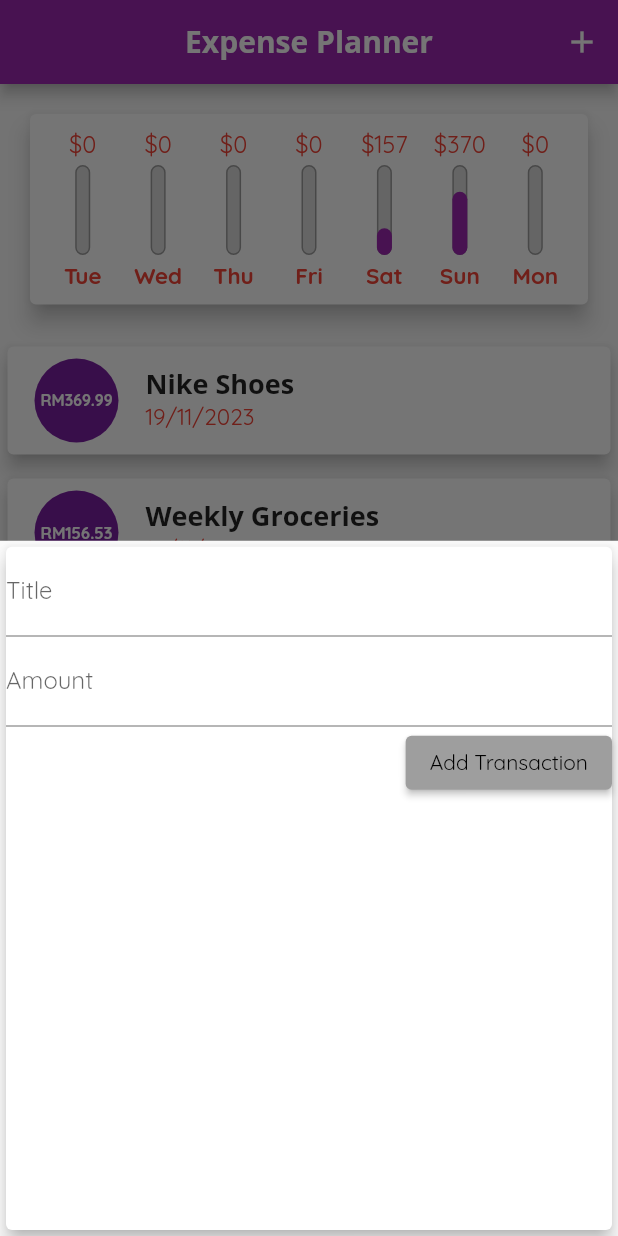
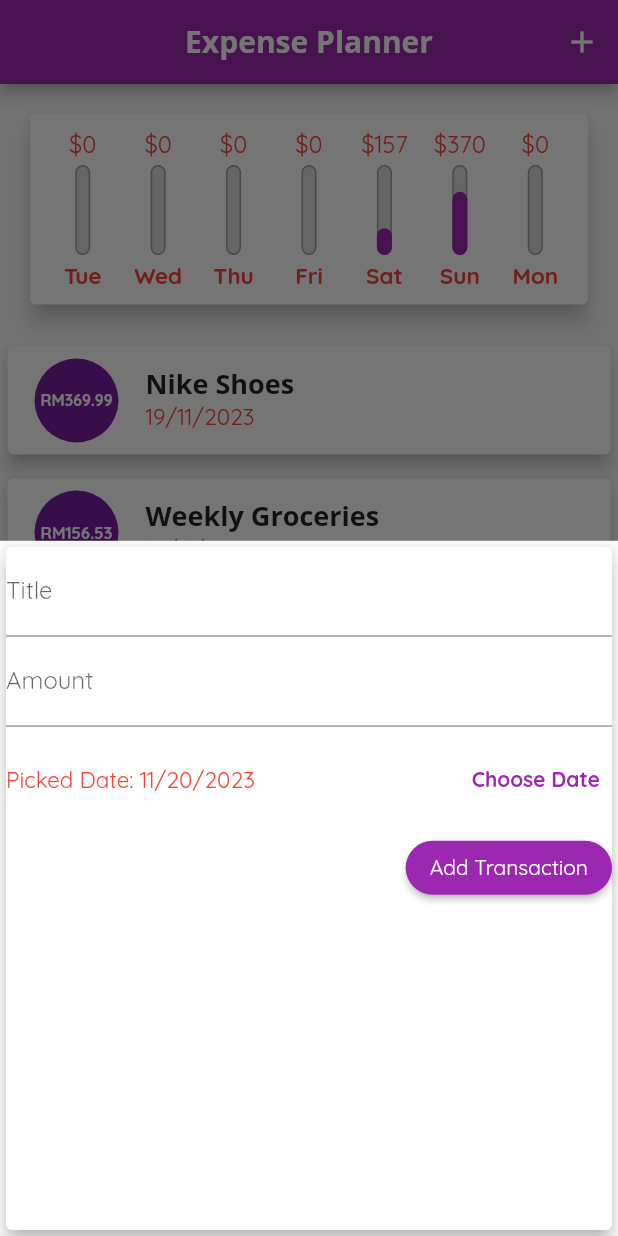
Before and after one commit to apikmeister/expense-app, a Flutter app: the screen it shows after launch, after a tap on the "add" icon, on a phone screen of 412 x 824 dp. Run offline on Flutter 3.47's test engine with Material 2 defaults, Android fonts, the phone set to English and light mode, and no system bars.

Commit message:
Add elevated button theme and date picker

```diff
--- a/lib/main.dart
+++ b/lib/main.dart
@@ -32,6 +32,15 @@ class MyApp extends StatelessWidget {
             fontWeight: FontWeight.normal,
             fontSize: 15,
             color: Colors.red,
+          ),
+        ),
+        elevatedButtonTheme: ElevatedButtonThemeData(
+          style: ElevatedButton.styleFrom(
+            backgroundColor: Colors.purple,
+            foregroundColor: Colors.white,
+            shape: RoundedRectangleBorder(
+              borderRadius: BorderRadius.circular(20),
+            ),
           ),
         ),
         appBarTheme: const AppBarTheme(
--- a/lib/widgets/new_transaction.dart
+++ b/lib/widgets/new_transaction.dart
@@ -1,4 +1,5 @@
 import 'package:flutter/material.dart';
+import 'package:intl/intl.dart';
 
 class NewTransaction extends StatefulWidget {
   late final Function addTrx;
@@ -14,6 +15,7 @@ class _NewTransactionState extends State<NewTransaction> {
   final titleController = TextEditingController();
 
   final amountController = TextEditingController();
+  late DateTime _selectedDate = DateTime.now();
 
   // Add method function submitData
   void submitData() {
@@ -34,6 +36,23 @@ class _NewTransactionState extends State<NewTransaction> {
 
     //To close the bottom sheet after user click the button
     Navigator.of(context).pop();
+  }
+
+  void _presentDataPicker() {
+    showDatePicker(
+      context: context,
+      initialDate: DateTime.now(),
+      firstDate: DateTime(2021),
+      lastDate: DateTime.now(),
+    ).then((pickedDate) {
+      //To check if the user cancel the date picker
+      if (pickedDate == null) {
+        return;
+      }
+      setState(() {
+        _selectedDate = pickedDate;
+      });
+    });
   }
 
   @override
@@ -57,10 +76,31 @@ class _NewTransactionState extends State<NewTransaction> {
               onSubmitted: (_) => submitData(),
               //onChanged: (val) => { amountInput = val},
             ),
+            Container(
+              height: 70,
+              child: Row(
+                mainAxisAlignment: MainAxisAlignment.spaceBetween,
+                children: [
+                  Text(
+                    'Picked Date: ${DateFormat.yMd().format(_selectedDate)}',
+                  ),
+                  TextButton(
+                    onPressed: () {
+                      _presentDataPicker();
+                    },
+                    child: Text(
+                      'Choose Date',
+                      style: TextStyle(
+                        fontWeight: FontWeight.bold,
+                      ),
+                    ),
+                  ),
+                ],
+              ),
+            ),
             ElevatedButton(
               style: ElevatedButton.styleFrom(
-                backgroundColor: Colors.grey,
-                foregroundColor: Colors.black,
+                backgroundColor: Theme.of(context).primaryColor,
               ),
               onPressed: () {
                 print(titleController);
```
